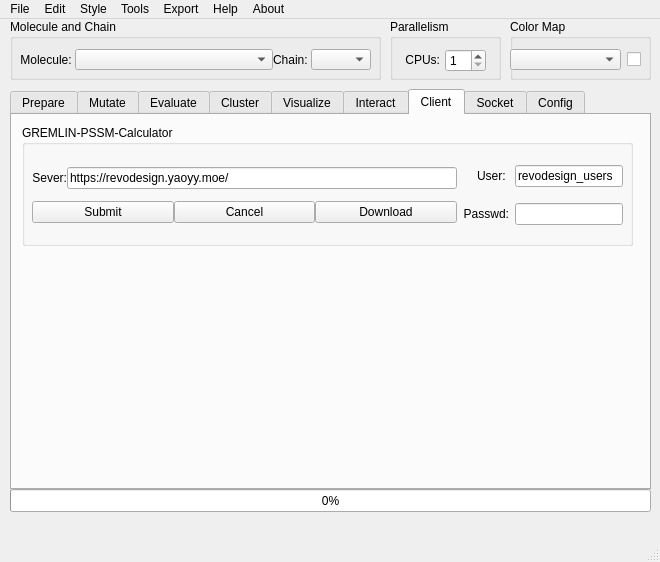
First picture: the form in src/REvoDesign/UI/REvoDesign.ui, repository YaoYinYing/REvoDesign, before the edit.
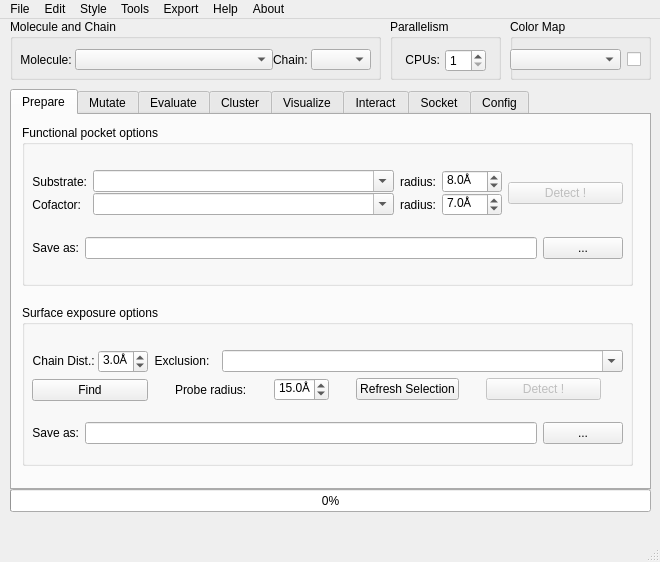
Second picture: the form after the edit. The open tabs and pages were chosen to show the change.

Commit message: remove:pssm-gremlin-calculator

The edit to the form file:
```diff
--- a/src/REvoDesign/UI/REvoDesign.ui
+++ b/src/REvoDesign/UI/REvoDesign.ui
@@ -3626,175 +3626,6 @@
       </widget>
      </widget>
     </widget>
-    <widget class="QWidget" name="tab_client">
-     <attribute name="title">
-      <string>Client</string>
-     </attribute>
-     <widget class="QGroupBox" name="groupBox_3">
-      <property name="geometry">
-       <rect>
-        <x>10</x>
-        <y>10</y>
-        <width>611</width>
-        <height>121</height>
-       </rect>
-      </property>
-      <property name="title">
-       <string>GREMLIN-PSSM-Calculator</string>
-      </property>
-      <widget class="QWidget" name="horizontalLayoutWidget">
-       <property name="geometry">
-        <rect>
-         <x>10</x>
-         <y>30</y>
-         <width>591</width>
-         <height>80</height>
-        </rect>
-       </property>
-       <layout class="QHBoxLayout" name="horizontalLayout_21">
-        <item>
-         <layout class="QVBoxLayout" name="verticalLayout_21">
-          <property name="spacing">
-           <number>0</number>
-          </property>
-          <item>
-           <layout class="QHBoxLayout" name="horizontalLayout_66">
-            <item>
-             <widget class="QLabel" name="label_molecule_7">
-              <property name="text">
-               <string>Sever:</string>
-              </property>
-              <property name="alignment">
-               <set>Qt::AlignRight|Qt::AlignTrailing|Qt::AlignVCenter</set>
-              </property>
-             </widget>
-            </item>
-            <item>
-             <widget class="QLineEdit" name="lineEdit_pssm_gremlin_url">
-              <property name="statusTip">
-               <string>Server URL for PSSM GREMLIN calculation.</string>
-              </property>
-              <property name="text">
-               <string>https://revodesign.yaoyy.moe/</string>
-              </property>
-             </widget>
-            </item>
-           </layout>
-          </item>
-          <item>
-           <layout class="QHBoxLayout" name="horizontalLayout_65">
-            <item>
-             <widget class="QPushButton" name="pushButton_submit_pssm_gremlin_job">
-              <property name="statusTip">
-               <string>Submit the selected molecule and chain.</string>
-              </property>
-              <property name="text">
-               <string>Submit</string>
-              </property>
-             </widget>
-            </item>
-            <item>
-             <widget class="QPushButton" name="pushButton_cancel_pssm_gremlin_job">
-              <property name="statusTip">
-               <string>Cancel running/queuing task.</string>
-              </property>
-              <property name="text">
-               <string>Cancel</string>
-              </property>
-             </widget>
-            </item>
-            <item>
-             <widget class="QPushButton" name="pushButton_download_pssm_gremlin_job">
-              <property name="statusTip">
-               <string>Download completed results.</string>
-              </property>
-              <property name="text">
-               <string>Download</string>
-              </property>
-             </widget>
-            </item>
-           </layout>
-          </item>
-         </layout>
-        </item>
-        <item>
-         <layout class="QGridLayout" name="gridLayout_7">
-          <item row="0" column="0">
-           <widget class="QLabel" name="label_molecule_9">
-            <property name="sizePolicy">
-             <sizepolicy hsizetype="Minimum" vsizetype="Preferred">
-              <horstretch>0</horstretch>
-              <verstretch>0</verstretch>
-             </sizepolicy>
-            </property>
-            <property name="text">
-             <string>User: </string>
-            </property>
-            <property name="alignment">
-             <set>Qt::AlignRight|Qt::AlignTrailing|Qt::AlignVCenter</set>
-            </property>
-           </widget>
-          </item>
-          <item row="0" column="1">
-           <widget class="QLineEdit" name="lineEdit_pssm_gremlin_user">
-            <property name="sizePolicy">
-             <sizepolicy hsizetype="Minimum" vsizetype="Fixed">
-              <horstretch>0</horstretch>
-              <verstretch>0</verstretch>
-             </sizepolicy>
-            </property>
-            <property name="statusTip">
-             <string>Server username for PSSM GREMLIN calculation.</string>
-            </property>
-            <property name="text">
-             <string>revodesign_users</string>
-            </property>
-           </widget>
-          </item>
-          <item row="1" column="0">
-           <widget class="QLabel" name="label_molecule_10">
-            <property name="sizePolicy">
-             <sizepolicy hsizetype="Fixed" vsizetype="Preferred">
-              <horstretch>0</horstretch>
-              <verstretch>0</verstretch>
-             </sizepolicy>
-            </property>
-            <property name="text">
-             <string>Passwd:</string>
-            </property>
-            <property name="alignment">
-             <set>Qt::AlignRight|Qt::AlignTrailing|Qt::AlignVCenter</set>
-            </property>
-           </widget>
-          </item>
-          <item row="1" column="1">
-           <widget class="QLineEdit" name="lineEdit_pssm_gremlin_passwd">
-            <property name="sizePolicy">
-             <sizepolicy hsizetype="Minimum" vsizetype="Fixed">
-              <horstretch>0</horstretch>
-              <verstretch>0</verstretch>
-             </sizepolicy>
-            </property>
-            <property name="statusTip">
-             <string>Server password for PSSM GREMLIN calculation.</string>
-            </property>
-            <property name="inputMethodHints">
-             <set>Qt::ImhHiddenText</set>
-            </property>
-            <property name="text">
-             <string/>
-            </property>
-            <property name="maxLength">
-             <number>32767</number>
-            </property>
-           </widget>
-          </item>
-         </layout>
-        </item>
-       </layout>
-      </widget>
-     </widget>
-    </widget>
     <widget class="QWidget" name="tab_socket">
      <attribute name="title">
       <string>Socket</string>
```
Left out of the diff: 44 changed lines with no effect on the pictures. The commit also changes 7 other files.
